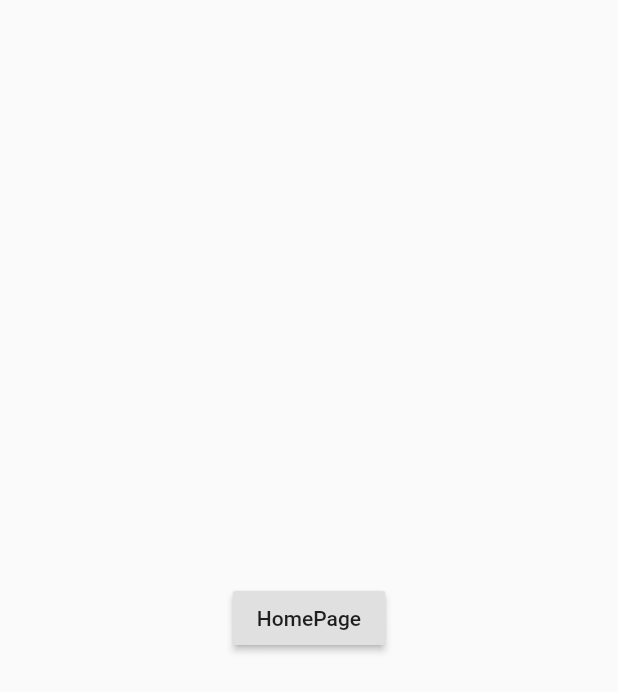
After one commit to safikka/Flutter-Basic, a Flutter app: the screen it shows after launch, after a tap on the "menu" icon, on a phone screen of 412 x 824 dp. The commit adds this screen. Shown: the top 692 px of the screen. Run offline on Flutter 3.47's test engine with Material 2 defaults, Android fonts, the phone set to English and light mode, and no system bars.

Commit message:
belajar navigasi screen

```diff
--- /dev/null
+++ b/lib/latihan/BelajarNavigation.dart
@@ -0,0 +1,69 @@
+import 'package:flutter/material.dart';
+
+class BelajarNavigation extends StatelessWidget {
+  @override
+  Widget build(BuildContext context) {
+    return Scaffold(
+      appBar: AppBar(
+        // werno
+        backgroundColor: Colors.pink[500],
+
+        // Navigasi ke MenuPage push
+        leading: IconButton(
+          icon: Icon(Icons.menu_outlined),
+          onPressed: () {
+            Navigator.of(context).push(
+              MaterialPageRoute(builder: (c) => MenuPage()),
+            );
+          },
+        ),
+
+        // tengah
+        title: Text(
+          'Sinau Navigasi',
+          style: TextStyle(
+            fontSize: 18,
+            fontWeight: FontWeight.w500,
+          ),
+        ),
+        centerTitle: true,
+
+        // actions sebelah kanan
+        actions: [
+          IconButton(
+            icon: Icon(Icons.settings),
+            onPressed: () {},
+          )
+        ],
+
+        elevation: 0.0,
+      ),
+    );
+  }
+}
+
+class MenuPage extends StatefulWidget {
+  @override
+  _MenuPageState createState() => _MenuPageState();
+}
+
+class _MenuPageState extends State<MenuPage> {
+  @override
+  Widget build(BuildContext context) {
+    return Scaffold(
+      body: Column(
+        mainAxisAlignment: MainAxisAlignment.center,
+        children: [
+          Center(
+            child: RaisedButton(
+              child: Text('HomePage'),
+              onPressed: () {
+                Navigator.pop(context);
+              },
+            ),
+          ),
+        ],
+      ),
+    );
+  }
+}
--- a/lib/main.dart
+++ b/lib/main.dart
@@ -1,6 +1,8 @@
 import 'package:flutter/material.dart';
+import 'package:flutter_latihan_konsep/latihan/BelajarAppBar.dart';
 import 'package:flutter_latihan_konsep/latihan/InputData.dart';
 import 'latihan/AnimatedContainer.dart';
+import 'latihan/BelajarNavigation.dart';
 import 'latihan/ListData.dart';
 
 void main() => runApp(MyApp());
@@ -10,7 +12,7 @@ class MyApp extends StatelessWidget {
   Widget build(BuildContext context) {
     return MaterialApp(
       debugShowCheckedModeBanner: false,
-      home: InputData(),
+      home: BelajarNavigation(),
     );
   }
 }
--- a/pubspec.yaml
+++ b/pubspec.yaml
@@ -3,7 +3,7 @@ description: A new Flutter project.
 
 # The following line prevents the package from being accidentally published to
 # pub.dev using `pub publish`. This is preferred for private packages.
-publish_to: 'none' # Remove this line if you wish to publish to pub.dev
+publish_to: "none" # Remove this line if you wish to publish to pub.dev
 
 # The following defines the version and build number for your application.
 # A version number is three numbers separated by dots, like 1.2.43
@@ -24,7 +24,6 @@ dependencies:
   flutter:
     sdk: flutter
 
-
   # The following adds the Cupertino Icons font to your application.
   # Use with the CupertinoIcons class for iOS style icons.
   cupertino_icons: ^1.0.0
@@ -38,7 +37,6 @@ dev_dependencies:
 
 # The following section is specific to Flutter.
 flutter:
-
   # The following line ensures that the Material Icons font is
   # included with your application, so that you can use the icons in
   # the material Icons class.
@@ -46,7 +44,7 @@ flutter:
 
   # To add assets to your application, add an assets section, like this:
   # assets:
-  #   - images/a_dot_burr.jpeg
+  #   - assets/images
   #   - images/a_dot_ham.jpeg
 
   # An image asset can refer to one or more resolution-specific "variants", see
```
Also changed, not shown: lib/latihan/BelajarAppBar.dart (added, +37 -0 lines), lib/latihan/NavigatorRoute.dart (deleted, +0 -43 lines).
